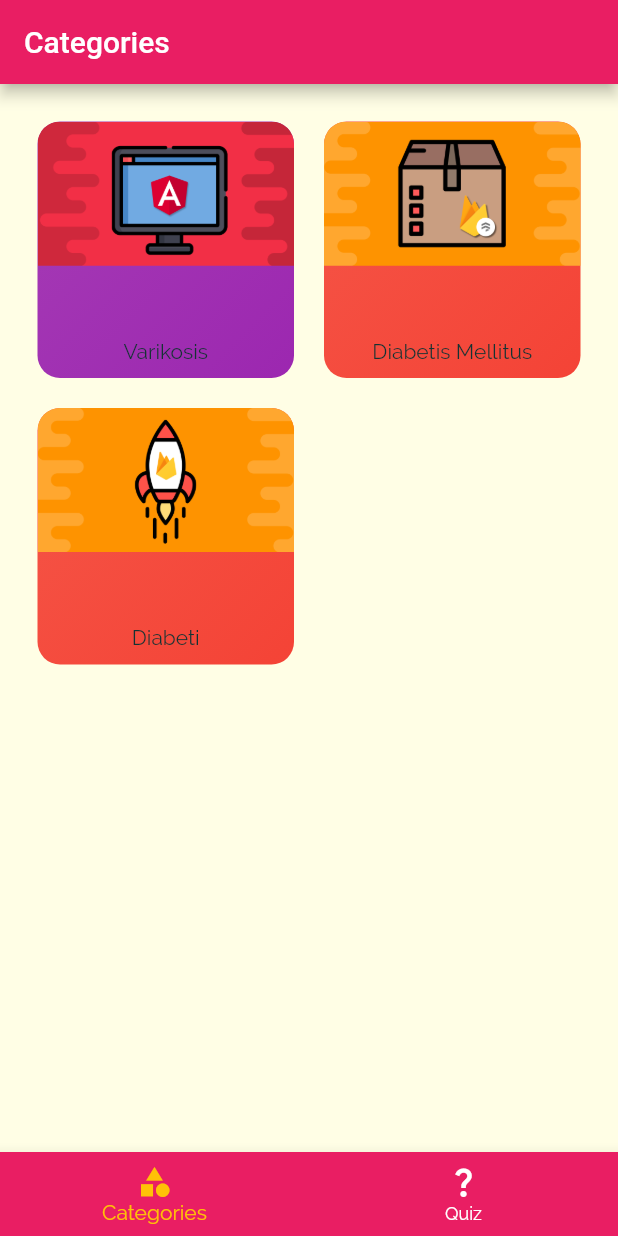
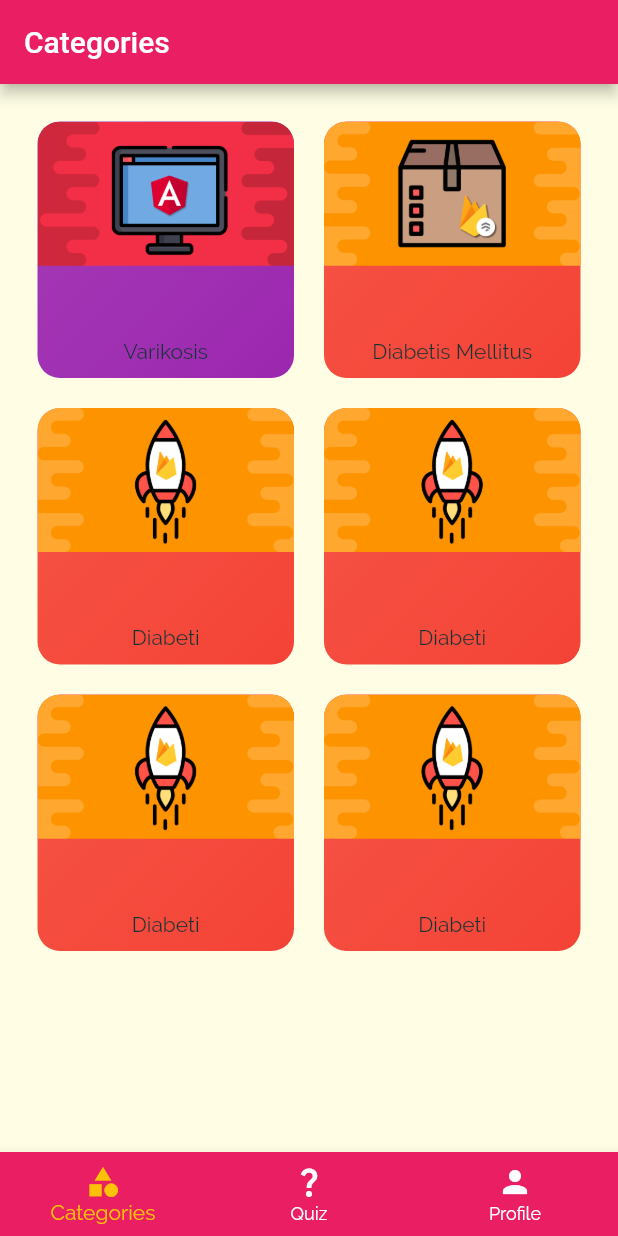
Before and after one commit to anavachtel/pflege_quiz, a Flutter app: the screen it shows after launch, on a phone screen of 412 x 824 dp. Run offline on Flutter 3.47's test engine with Material 2 defaults, Android fonts, the phone set to English and light mode, and no system bars.

Commit message:
added stuff

```diff
--- a/lib/dummy_data.dart
+++ b/lib/dummy_data.dart
@@ -11,8 +11,12 @@ const DUMMY_CATEGORIES = [
       title: 'Diabetis Mellitus',
       color: Colors.red,
       img: 'firestore.png'),
+  Category(id: 'c3', title: 'Diabeti', color: Colors.red, img: 'firebase.png'),
+  Category(id: 'c4', title: 'Diabeti', color: Colors.red, img: 'firebase.png'),
+  Category(id: 'c3', title: 'Diabeti', color: Colors.red, img: 'firebase.png'),
   Category(id: 'c3', title: 'Diabeti', color: Colors.red, img: 'firebase.png')
 ];
+
 
 const DUMMY_QUESTIONS = [
   Question(
--- a/lib/screens/tabs_screen.dart
+++ b/lib/screens/tabs_screen.dart
@@ -23,7 +23,7 @@ class TabsScreen extends StatefulWidget {
   @override
     Widget build(BuildContext context) {
      return Scaffold(
-      appBar: AppBar(title: Text(_pages[_selectedPageIndex]['title'] as String) ,
+      appBar: AppBar(title: Text(_pages[_selectedPageIndex]['title'] as String),
         ),
       body: _pages[_selectedPageIndex]['page'] as Widget,
        bottomNavigationBar: BottomNavigationBar(
@@ -37,6 +37,9 @@ class TabsScreen extends StatefulWidget {
                label: 'Categories'),
        BottomNavigationBarItem(icon: Icon(Icons.question_mark),
          label: 'Quiz'
+           ),
+           BottomNavigationBarItem(icon: Icon(Icons.person),
+               label: 'Profile'
            )
          ],
        ),
--- a/lib/widgets/category_item.dart
+++ b/lib/widgets/category_item.dart
@@ -26,6 +26,17 @@ class CategoryItem extends StatelessWidget {
       splashColor: Theme.of(context).primaryColor,
       child: Container(
         padding: const EdgeInsets.all(0),
+        decoration: BoxDecoration(
+          gradient: LinearGradient(
+            colors: [
+              color.withOpacity(0.9),
+              color,
+            ],
+            begin: Alignment.topLeft,
+            end: Alignment.bottomRight,
+          ),
+          borderRadius: BorderRadius.circular(15),
+        ),
         child: Column(
             crossAxisAlignment: CrossAxisAlignment.stretch,
             mainAxisAlignment: MainAxisAlignment.spaceBetween,
@@ -33,7 +44,7 @@ class CategoryItem extends StatelessWidget {
               Flexible(
                 flex: 3,
                 child: ClipRRect(
-                  borderRadius: BorderRadius.only(
+                  borderRadius: const BorderRadius.only(
                       topRight: Radius.circular(15.0),
                       topLeft: Radius.circular(15.0)),
                   child: Image.asset(
@@ -56,17 +67,6 @@ class CategoryItem extends StatelessWidget {
                     ),
                   ))
             ]),
-        decoration: BoxDecoration(
-          gradient: LinearGradient(
-            colors: [
-              color.withOpacity(0.9),
-              color,
-            ],
-            begin: Alignment.topLeft,
-            end: Alignment.bottomRight,
-          ),
-          borderRadius: BorderRadius.circular(15),
-        ),
       ),
     );
   }
```
Also changed, not shown: lib/models/subcategory.dart (added).
